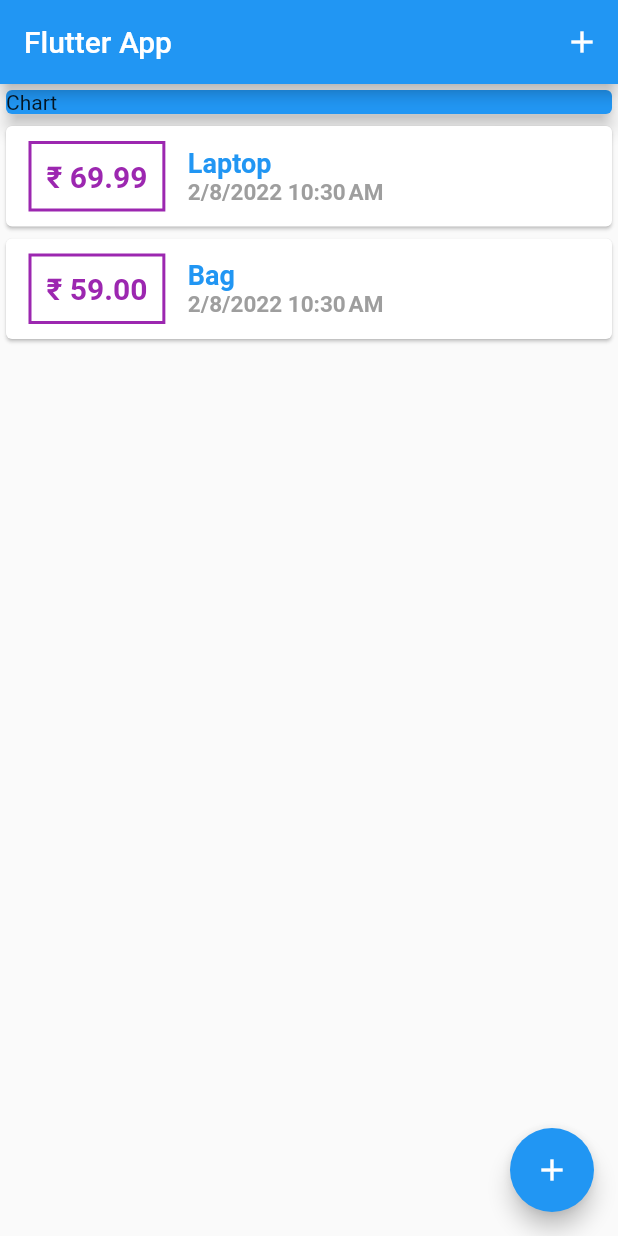
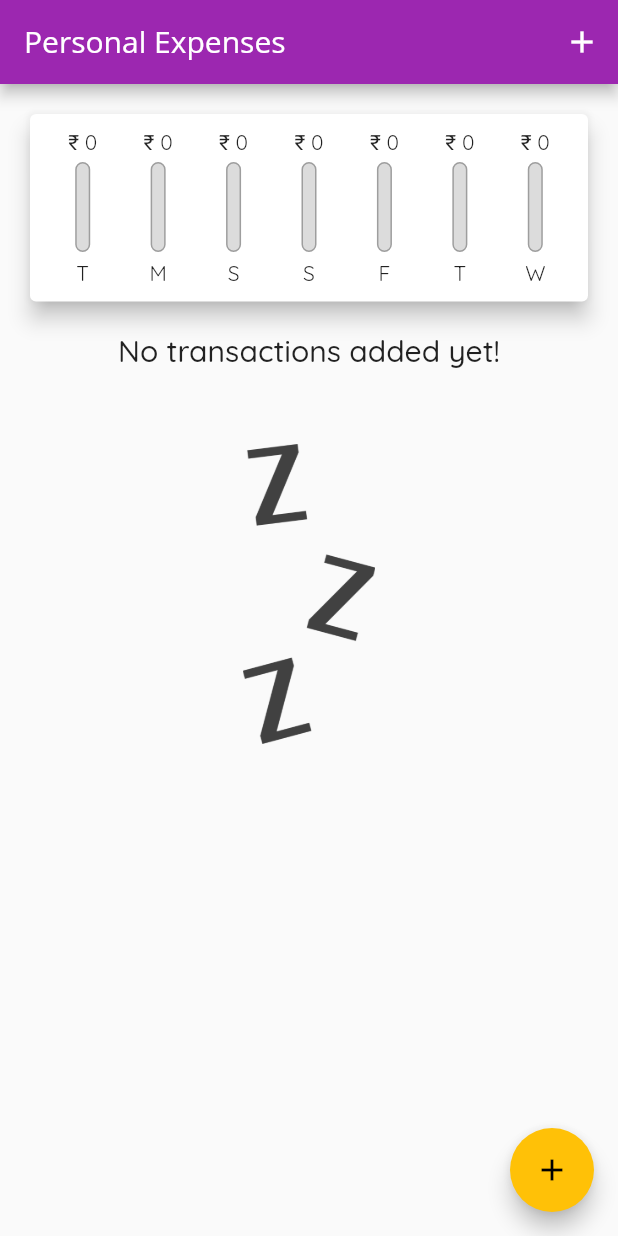
Before and after one commit to prasadarbad/expense_app, a Flutter app: the screen it shows after launch, on a phone screen of 412 x 824 dp. Run offline on Flutter 3.47's test engine with Material 2 defaults, Android fonts, the phone set to English and light mode, and no system bars; Roboto replaces fonts that are missing (Open Sans).

Commit message:
day2commit1

```diff
--- a/lib/main.dart
+++ b/lib/main.dart
@@ -1,4 +1,5 @@
 import 'package:expense_app/models/transaction.dart';
+import 'package:expense_app/widgets/charts.dart';
 import 'package:expense_app/widgets/new_transaction.dart';
 import 'package:expense_app/widgets/transaction_list.dart';
 
@@ -14,19 +15,11 @@ class MyApp extends StatelessWidget {
   Widget build(BuildContext context) {
     return MaterialApp(
       debugShowCheckedModeBanner: false,
-      title: 'Flutter Demo',
+      title: 'Personal Expenses',
       theme: ThemeData(
-        // This is the theme of your application.
-        //
-        // Try running your application with "flutter run". You'll see the
-        // application has a blue toolbar. Then, without quitting the app, try
-        // changing the primarySwatch below to Colors.green and then invoke
-        // "hot reload" (press "r" in the console where you ran "flutter run",
-        // or simply save your changes to "hot reload" in a Flutter IDE).
-        // Notice that the counter didn't reset back to zero; the application
-        // is not restarted.
-        primarySwatch: Colors.blue,
-      ),
+          primarySwatch: Colors.purple,
+          accentColor: Colors.amber,
+          fontFamily: 'Quicksand'),
       home: MyHomePage(),
     );
   }
@@ -41,9 +34,18 @@ class _MyHomePageState extends State<MyHomePage> {
   // MyHomePage({Key? key}) : super(key: key);
 
   final List<Transaction> _userTransaction = [
-    Transaction(id: 'T1', title: 'Laptop', amount: 69.99, date: DateTime.now()),
-    Transaction(id: 'T2', title: 'Bag', amount: 59.00, date: DateTime.now())
+    // Transaction(id: 'T1', title: 'Laptop', amount: 69.99, date: DateTime.now()),
+    // Transaction(id: 'T2', title: 'Bag', amount: 59.00, date: DateTime.now())
   ];
+  List<Transaction> get _recentTransactions {
+    return _userTransaction.where((tx) {
+      return tx.date.isAfter(
+        DateTime.now().subtract(
+          Duration(days: 7),
+        ),
+      );
+    }).toList();
+  }
 
   void _addNewTransaction(String txTitle, double txAmount) {
     final newTx = Transaction(
@@ -74,7 +76,10 @@ class _MyHomePageState extends State<MyHomePage> {
   Widget build(BuildContext context) {
     return Scaffold(
       appBar: AppBar(
-        title: Text('Flutter App'),
+        title: Text(
+          'Personal Expenses',
+          style: TextStyle(fontFamily: 'Open Sans'),
+        ),
         actions: <Widget>[
           IconButton(
             onPressed: () => _startAddNewTransaction(context),
@@ -87,14 +92,7 @@ class _MyHomePageState extends State<MyHomePage> {
           mainAxisAlignment: MainAxisAlignment.start,
           crossAxisAlignment: CrossAxisAlignment.stretch,
           children: <Widget>[
-            Container(
-              width: double.infinity,
-              child: Card(
-                color: Colors.blue,
-                child: Text('Chart'),
-                elevation: 5,
-              ),
-            ),
+            Chart(_recentTransactions),
             TransactionList(_userTransaction),
           ],
         ),
--- /dev/null
+++ b/lib/widgets/chart_bar.dart
@@ -0,0 +1,48 @@
+import 'package:flutter/material.dart';
+
+class ChartBar extends StatelessWidget {
+  final String label;
+  final double spendingAmount;
+  final double spendingPctOfTotal;
+  ChartBar(this.label, this.spendingAmount, this.spendingPctOfTotal);
+
+  @override
+  Widget build(BuildContext context) {
+    return Column(
+      children: <Widget>[
+        FittedBox(child: Text('₹ ${spendingAmount.toStringAsFixed(0)}')),
+        SizedBox(
+          height: 4,
+        ),
+        Container(
+          height: 60,
+          width: 10,
+          child: Stack(
+            children: <Widget>[
+              Container(
+                decoration: BoxDecoration(
+                  border: Border.all(color: Colors.grey, width: 1.0),
+                  color: Color.fromRGBO(220, 220, 220, 1),
+                  borderRadius: BorderRadius.circular(10),
+                ),
+              ),
+              FractionallySizedBox(
+                heightFactor: spendingPctOfTotal,
+                child: Container(
+                  decoration: BoxDecoration(
+                    color: Theme.of(context).primaryColor,
+                    borderRadius: BorderRadius.circular(10),
+                  ),
+                ),
+              ),
+            ],
+          ),
+        ),
+        SizedBox(
+          height: 5,
+        ),
+        Text(label),
+      ],
+    );
+  }
+}
--- /dev/null
+++ b/lib/widgets/charts.dart
@@ -0,0 +1,60 @@
+import 'package:expense_app/models/transaction.dart';
+import './chart_bar.dart';
+import 'package:flutter/material.dart';
+import 'package:intl/intl.dart';
+
+class Chart extends StatelessWidget {
+  final List<Transaction> recentTransactions;
+  Chart(this.recentTransactions);
+  List<Map<String, dynamic>> get groupedTransactionValues {
+    return List.generate(7, (index) {
+      final weekDay = DateTime.now().subtract(Duration(days: index));
+      var totalSum = 0.0;
+
+      for (var i = 0; i < recentTransactions.length; i++) {
+        if (recentTransactions[i].date.day == weekDay.day &&
+            recentTransactions[i].date.month == weekDay.month &&
+            recentTransactions[i].date.year == weekDay.year) {
+          totalSum += recentTransactions[i].amount;
+        }
+      }
+
+      return {
+        'day': DateFormat.E().format(weekDay).substring(0, 1),
+        'amount': totalSum,
+      };
+    });
+  }
+
+  double get totalSpending {
+    return groupedTransactionValues.fold(0.0, (sum, item) {
+      return sum + item['amount'];
+    });
+  }
+
+  @override
+  Widget build(BuildContext context) {
+    return Card(
+      elevation: 6,
+      margin: EdgeInsets.all(20),
+      child: Padding(
+        padding: EdgeInsets.all(10),
+        child: Row(
+          mainAxisAlignment: MainAxisAlignment.spaceAround,
+          children: groupedTransactionValues.map((data) {
+            return Flexible(
+              fit: FlexFit.tight,
+              child: ChartBar(
+                data['day'] as String,
+                data['amount'] as double,
+                totalSpending == 0.0
+                    ? 0.0
+                    : (data['amount'] as double) / totalSpending,
+              ),
+            );
+          }).toList(),
+        ),
+      ),
+    );
+  }
+}
--- a/lib/widgets/new_transaction.dart
+++ b/lib/widgets/new_transaction.dart
@@ -1,10 +1,19 @@
 import 'package:flutter/material.dart';
 
-class NewTransaction extends StatelessWidget {
+class NewTransaction extends StatefulWidget {
   final Function addTx;
+
+  NewTransaction(this.addTx);
+
+  @override
+  State<NewTransaction> createState() => _NewTransactionState();
+}
+
+class _NewTransactionState extends State<NewTransaction> {
   final titleController = TextEditingController();
+
   final amountController = TextEditingController();
-  NewTransaction(this.addTx);
+
   void submitData() {
     final enteredTitle = titleController.text;
     final enteredAmount = double.parse(amountController.text);
@@ -12,10 +21,11 @@ class NewTransaction extends StatelessWidget {
     if (enteredTitle.isEmpty || enteredAmount <= 0) {
       return;
     }
-    addTx(
+    widget.addTx(
       enteredTitle,
       enteredAmount,
     );
+    Navigator.of(context).pop();
   }
 
   @override
--- a/lib/widgets/transaction_list.dart
+++ b/lib/widgets/transaction_list.dart
@@ -9,52 +9,48 @@ class TransactionList extends StatelessWidget {
   Widget build(BuildContext context) {
     return Container(
       height: 500,
-      child: ListView.builder(
+      child: transactions.isEmpty
+          ? Column(
+              children: <Widget>[
+                Text(
+                  'No transactions added yet!',
+                  style: Theme.of(context).textTheme.headline6,
+                ),
+                SizedBox(
+                  height: 50,
+                ),
+                Container(
+                  height: 200,
+                  child: Image.asset(
+                    'assets/images/waiting.png',
+                    fit: BoxFit.cover,
+                  ),
+                )
+              ],
+            )
+          : ListView.builder(
               itemBuilder: (ctx, index) {
                 return Card(
-              child: Row(
-            children: <Widget>[
-              Container(
-                margin: EdgeInsets.symmetric(vertical: 10, horizontal: 15),
-                decoration: BoxDecoration(
-                  border: Border.all(
-                    color: Colors.purple,
-                    width: 2,
+                  elevation: 5,
+                  margin: EdgeInsets.symmetric(vertical: 8, horizontal: 5),
+                  child: ListTile(
+                    leading: CircleAvatar(
+                      radius: 30,
+                      child: Padding(
+                        padding: EdgeInsets.all(6),
+                        child: FittedBox(
+                            child: Text('\$${transactions[index].amount}')),
                       ),
                     ),
-                padding: EdgeInsets.all(10),
-                child: Text(
-                  '₹ ${transactions[index].amount.toStringAsFixed(2)}',
-                  style: TextStyle(
-                      fontWeight: FontWeight.bold,
-                      fontSize: 20,
-                      color: Colors.purple),
+                    title: Text(
+                      transactions[index].title,
+                      style: Theme.of(context).textTheme.headline6,
+                    ),
+                    subtitle: Text(
+                      DateFormat.yMMMd().format(transactions[index].date),
                     ),
                   ),
-              Column(
-                crossAxisAlignment: CrossAxisAlignment.start,
-                children: <Widget>[
-                  Text(
-                    transactions[index].title,
-                    textAlign: TextAlign.center,
-                    style: TextStyle(
-                      fontWeight: FontWeight.bold,
-                      fontSize: 18,
-                      color: Colors.blue,
-                    ),
-                  ),
-                  Text(
-                    DateFormat.yMd().add_jm().format(transactions[index].date),
-                    style: TextStyle(
-                      fontWeight: FontWeight.bold,
-                      fontSize: 15,
-                      color: Colors.grey,
-                    ),
-                  ),
-                ],
-              )
-            ],
-          ));
+                );
               },
               itemCount: transactions.length,
             ),
```
Also changed, not shown: pubspec.yaml (+14 -14 lines), assets/fonts/OpenSans-Bold.ttf (added), assets/fonts/OpenSans-Regular.ttf (added), assets/fonts/Quicksand-Bold.ttf (added), assets/fonts/Quicksand-Light.ttf (added), assets/fonts/Quicksand-Medium.ttf (added), assets/fonts/Quicksand-Regular.ttf (added), assets/images/waiting.png (added). Lines whose indentation alone changed are shown as unchanged.
